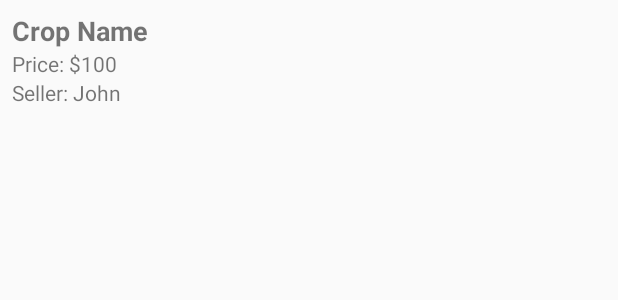
After one commit to ninjaShrey/KisanBuddy, an Android app: the layout crop_item.xml on its own in the app's theme, with its tools: preview values and no code run, on a phone screen of 412 x 824 dp. The commit adds this screen. Shown: the top 300 px of the screen. Run offline under Robolectric (Android 15) with nearby library versions, the phone set to English and light mode, and no system bars.

Commit message:
listing items in dashboards

```diff
--- a/app/src/main/java/com/example/kisan_buddy/Crop.java
+++ b/app/src/main/java/com/example/kisan_buddy/Crop.java
@@ -7,6 +7,11 @@ public class Crop {
     private String cropWeight;
     private String producerEmail;
 
+
+    // Public no-argument constructor
+    public Crop() {
+        // Required for Firestore deserialization
+    }
     public Crop(String cropName, String cropQuantity, String cropWeight, String producerEmail) {
         this.cropName = cropName;
         this.cropQuantity = cropQuantity;
--- a/app/src/main/res/layout/activity_consumer_dashboard2.xml
+++ b/app/src/main/res/layout/activity_consumer_dashboard2.xml
@@ -14,5 +14,10 @@
         app:layout_constraintEnd_toEndOf="parent"
         app:layout_constraintStart_toStartOf="parent"
         app:layout_constraintTop_toTopOf="parent" />
+    <androidx.recyclerview.widget.RecyclerView
+        android:id="@+id/recyclerView"
+        android:layout_width="match_parent"
+        android:layout_height="match_parent"
+        android:padding="16dp" />
 
 </androidx.constraintlayout.widget.ConstraintLayout>
--- a/app/src/main/res/layout/activity_producer_dashboard.xml
+++ b/app/src/main/res/layout/activity_producer_dashboard.xml
@@ -24,4 +24,10 @@
         android:text="Sell"
         app:layout_constraintStart_toStartOf="parent"
         app:layout_constraintTop_toTopOf="parent" />
+    <androidx.recyclerview.widget.RecyclerView
+        android:id="@+id/recyclerView"
+        android:layout_width="match_parent"
+        android:layout_height="match_parent"
+        android:padding="16dp" />
+
 </androidx.constraintlayout.widget.ConstraintLayout>
--- /dev/null
+++ b/app/src/main/res/layout/crop_item.xml
@@ -0,0 +1,36 @@
+<?xml version="1.0" encoding="utf-8"?>
+<androidx.constraintlayout.widget.ConstraintLayout xmlns:android="http://schemas.android.com/apk/res/android"
+    xmlns:app="http://schemas.android.com/apk/res-auto"
+    android:layout_width="match_parent"
+    android:layout_height="wrap_content"
+    android:padding="8dp">
+
+    <TextView
+        android:id="@+id/cropNameTextView"
+        android:layout_width="0dp"
+        android:layout_height="wrap_content"
+        android:text="Crop Name"
+        android:textSize="18sp"
+        android:textStyle="bold"
+        app:layout_constraintStart_toStartOf="parent"
+        app:layout_constraintTop_toTopOf="parent"
+        app:layout_constraintEnd_toEndOf="parent" />
+
+    <TextView
+        android:id="@+id/cropPriceTextView"
+        android:layout_width="0dp"
+        android:layout_height="wrap_content"
+        android:text="Price: $100"
+        app:layout_constraintTop_toBottomOf="@id/cropNameTextView"
+        app:layout_constraintStart_toStartOf="parent"
+        app:layout_constraintEnd_toEndOf="parent" />
+
+    <TextView
+        android:id="@+id/producerNameTextView"
+        android:layout_width="0dp"
+        android:layout_height="wrap_content"
+        android:text="Seller: John"
+        app:layout_constraintTop_toBottomOf="@id/cropPriceTextView"
+        app:layout_constraintStart_toStartOf="parent"
+        app:layout_constraintEnd_toEndOf="parent" />
+</androidx.constraintlayout.widget.ConstraintLayout>
--- a/build.gradle.kts
+++ b/build.gradle.kts
@@ -6,4 +6,5 @@ buildscript {
 // Top-level build file where you can add configuration options common to all sub-projects/modules.
 plugins {
     id("com.android.application") version "8.1.1" apply false
+
 }
```
Also changed, not shown: app/src/main/java/com/example/kisan_buddy/ConsumerDashboard.java (+45 -1 lines), app/src/main/java/com/example/kisan_buddy/CropAdapter.java (added, +50 -0 lines), app/src/main/java/com/example/kisan_buddy/Login.java (+9 -1 lines), app/src/main/java/com/example/kisan_buddy/ProducerDashboard.java (+59 -7 lines), app/src/main/java/com/example/kisan_buddy/Registration.java (+12 -8 lines).
